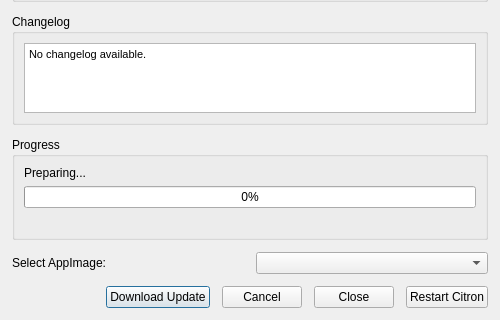
Before: the Qt Designer form src/citron/updater/updater_dialog.ui in citron-neo/emulator, drawn with Qt 5; both pictures show x 0 to 500 and y 166 to 486 of the 500 by 486 pixel window.
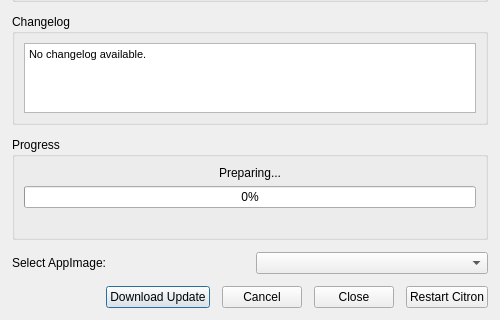
After: the same form once the commit is applied. Icons and pictures are not drawn.

Commit message: fix: macOS issue, Updater Dialog font sizing & centering (GameScope), adjust minimum sizing of GMainWindow

What changed in the file:
```diff
--- a/src/citron/updater/updater_dialog.ui
+++ b/src/citron/updater/updater_dialog.ui
@@ -148,6 +148,9 @@
         <property name="text">
          <string>Preparing...</string>
         </property>
+        <property name="alignment">
+         <set>Qt::AlignCenter</set>
+        </property>
        </widget>
       </item>
       <item>
```
The commit also changes 4 other files.
